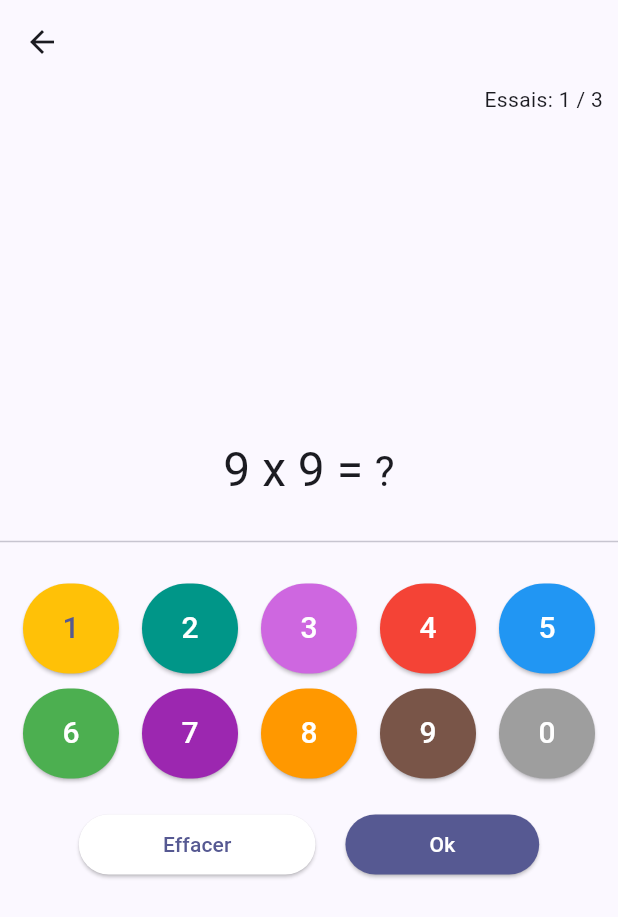
After one commit to ZayenJS/calculs, a Flutter app: the InlineMultiplyScreen screen opened directly, after a tap on "Ok", on a phone screen of 412 x 824 dp. The commit adds this screen. Shown: the top 917 px of the screen. Run offline on Flutter 3.47's test engine with Material 3 defaults, Android fonts, the phone set to English and light mode, and no system bars; our stand-ins replace audioplayers, flutter_riverpod, hive_flutter, image_picker; accounts and stored records are empty.

Commit message:
add multiplications

```diff
--- a/lib/main.dart
+++ b/lib/main.dart
@@ -1,4 +1,5 @@
 import 'package:calculs/model/boxes.dart';
+import 'package:calculs/model/multiplication.dart';
 import 'package:calculs/model/profile.dart';
 import 'package:calculs/repository/profile.dart';
 import 'package:calculs/screens/new_profile.dart';
@@ -13,6 +14,10 @@ void main() async {
   await Hive.initFlutter();
   Hive.registerAdapter(ProfileAdapter());
   profileBox = await Hive.openBox<Profile>(Profile.boxName);
+  Hive.registerAdapter(MultiplicationAdapter());
+  multiplicationsBox =
+      await Hive.openBox<Multiplication>(Multiplication.boxName);
+
   runApp(const ProviderScope(child: MyApp()));
 }
 
--- a/lib/model/boxes.dart
+++ b/lib/model/boxes.dart
@@ -1,3 +1,4 @@
 import 'package:hive_flutter/hive_flutter.dart';
 
 late Box profileBox;
+late Box multiplicationsBox;
--- /dev/null
+++ b/lib/model/multiplication.dart
@@ -0,0 +1,35 @@
+import 'package:hive_flutter/hive_flutter.dart';
+
+part 'multiplication.g.dart';
+
+@HiveType(typeId: 1)
+class Multiplication {
+  static const String boxName = 'multiplicationsBox';
+
+  @HiveField(0)
+  late int firstValue;
+
+  @HiveField(1)
+  late int secondValue;
+
+  @HiveField(2)
+  late int? timeTaken;
+
+  @HiveField(3)
+  late int attempts;
+
+  @HiveField(4)
+  late bool isCorrect;
+
+  @HiveField(5)
+  late DateTime createdAt;
+
+  Multiplication({
+    required this.firstValue,
+    required this.secondValue,
+    this.timeTaken,
+    required this.attempts,
+    required this.isCorrect,
+    required this.createdAt,
+  });
+}
--- /dev/null
+++ b/lib/repository/multiplications.dart
@@ -0,0 +1,36 @@
+import 'package:calculs/model/boxes.dart';
+import 'package:calculs/model/multiplication.dart';
+
+class MultiplicationsRepository {
+  static Future<void> addMultiplication({
+    required int firstValue,
+    required int secondValue,
+    int? timeTaken,
+    required int attempts,
+    required bool isCorrect,
+  }) async {
+    final multiplication = Multiplication(
+      firstValue: firstValue,
+      secondValue: secondValue,
+      attempts: attempts,
+      isCorrect: isCorrect,
+      createdAt: DateTime.now(),
+    );
+
+    final i = await multiplicationsBox.add(multiplication);
+  }
+
+  static Future<int> getTotalMultiplications() async {
+    return multiplicationsBox.length;
+  }
+
+  static Future<int> getCorrectMultiplications() async {
+    int correctCount = 0;
+    for (var multiplication in multiplicationsBox.values) {
+      if (multiplication.isCorrect) {
+        correctCount++;
+      }
+    }
+    return correctCount;
+  }
+}
--- a/lib/repository/profile.dart
+++ b/lib/repository/profile.dart
@@ -47,4 +47,18 @@ class ProfileRepository {
 
     profileBox.putAt(0, profile!);
   }
+
+  static Future<void> incrementMultiplications() async {
+    final profile = profileBox.getAt(0);
+    profile.multiplications++;
+
+    profileBox.putAt(0, profile!);
+  }
+
+  static Future<void> incrementCorrectMultiplications() async {
+    final profile = profileBox.getAt(0);
+    profile.correctMultiplications++;
+
+    profileBox.putAt(0, profile!);
+  }
 }
--- /dev/null
+++ b/lib/screens/multiply/inline_multiply.dart
@@ -0,0 +1,213 @@
+import 'dart:math';
+
+import 'package:audioplayers/audioplayers.dart';
+import 'package:calculs/data/failure.dart';
+import 'package:calculs/data/success.dart';
+import 'package:calculs/providers/multiplication.dart';
+import 'package:calculs/repository/multiplications.dart';
+import 'package:calculs/repository/profile.dart';
+import 'package:calculs/widgets/numbers.dart';
+import 'package:flutter/material.dart';
+import 'package:flutter_riverpod/flutter_riverpod.dart';
+
+class InlineMultiplyScreen extends ConsumerStatefulWidget {
+  const InlineMultiplyScreen({super.key});
+
+  @override
+  ConsumerState<InlineMultiplyScreen> createState() =>
+      _InlineMultiplyScreenState();
+}
+
+class _InlineMultiplyScreenState extends ConsumerState<InlineMultiplyScreen> {
+  String _userInput = "?";
+  final AudioPlayer _player = AudioPlayer();
+  int _attempts = 1;
+  final int _maxAttempts = 3;
+
+  @override
+  Widget build(BuildContext context) {
+    final multiplyState = ref.watch(multiplicationProvider);
+    final result = multiplyState.firstValue * multiplyState.secondValue;
+
+    return Scaffold(
+        appBar: AppBar(
+          title: const Text(""),
+        ),
+        body: Stack(
+          children: [
+            Column(
+              crossAxisAlignment: CrossAxisAlignment.center,
+              mainAxisAlignment: MainAxisAlignment.center,
+              children: [
+                Row(
+                  crossAxisAlignment: CrossAxisAlignment.baseline,
+                  mainAxisAlignment: MainAxisAlignment.center,
+                  textBaseline: TextBaseline.alphabetic,
+                  children: [
+                    Text(
+                      "${multiplyState.firstValue} x ${multiplyState.secondValue} = ",
+                      style: Theme.of(context).textTheme.headlineLarge,
+                    ),
+                    Text(
+                      _userInput,
+                      style: Theme.of(context).textTheme.headlineMedium,
+                    ),
+                  ],
+                ),
+                const SizedBox(height: 20),
+                const Divider(),
+                const SizedBox(height: 20),
+                Numbers(
+                  onPressed: (value) {
+                    setState(() {
+                      if (_userInput.length > 10) {
+                        ScaffoldMessenger.of(context).hideCurrentSnackBar();
+                        ScaffoldMessenger.of(context).showSnackBar(
+                          const SnackBar(
+                            backgroundColor: Colors.red,
+                            content: Text(
+                              "Le nombre est trop long",
+                            ),
+                          ),
+                        );
+
+                        return;
+                      }
+
+                      if (_userInput.contains('?')) {
+                        _userInput = "";
+                      }
+
+                      _userInput += value.toString();
+                    });
+                  },
+                ),
+                const SizedBox(height: 20),
+                Row(
+                  crossAxisAlignment: CrossAxisAlignment.center,
+                  mainAxisAlignment: MainAxisAlignment.center,
+                  children: [
+                    ElevatedButton(
+                      style: ElevatedButton.styleFrom(
+                        backgroundColor:
+                            Theme.of(context).colorScheme.onPrimary,
+                        foregroundColor: Theme.of(context).colorScheme.primary,
+                      ),
+                      onPressed: () {
+                        setState(
+                          () {
+                            _userInput = "?";
+                          },
+                        );
+                      },
+                      child: const Padding(
+                        padding: EdgeInsets.symmetric(horizontal: 32.0),
+                        child: Text('Effacer'),
+                      ),
+                    ),
+                    const SizedBox(width: 20),
+                    ElevatedButton(
+                      style: ElevatedButton.styleFrom(
+                        backgroundColor: Theme.of(context).colorScheme.primary,
+                        foregroundColor:
+                            Theme.of(context).colorScheme.onPrimary,
+                      ),
+                      onPressed: () async {
+                        await ProfileRepository.incrementMultiplications();
+
+                        final isCorrect = int.tryParse(_userInput) == result;
+
+                        if (!context.mounted) {
+                          return;
+                        }
+
+                        if (isCorrect) {
+                          _player.play(AssetSource("audio/success.mp3"));
+                          ScaffoldMessenger.of(context).hideCurrentSnackBar();
+                          ScaffoldMessenger.of(context).showSnackBar(
+                            SnackBar(
+                              backgroundColor: Colors.green,
+                              content: Text(
+                                successMessages[
+                                    Random().nextInt(successMessages.length)],
+                              ),
+                            ),
+                          );
+                          setState(() {
+                            _attempts = 1;
+                            _userInput = "?";
+                            ref
+                                .read(multiplicationProvider.notifier)
+                                .regenerateNumbers();
+                          });
+
+                          MultiplicationsRepository.addMultiplication(
+                            firstValue: firstValue,
+                            secondValue: secondValue,
+                            attempts: _attempts,
+                            isCorrect: isCorrect,
+                          );
+                        } else {
+                          if (_attempts + 1 > _maxAttempts) {
+                            ScaffoldMessenger.of(context).hideCurrentSnackBar();
+                            ScaffoldMessenger.of(context).showSnackBar(
+                              SnackBar(
+                                content: Text(
+                                  "Tu as utilisé tous tes essais ! La réponse était $result. (${multiplyState.firstValue} x ${multiplyState.secondValue} = $result)",
+                                ),
+                              ),
+                            );
+
+                            setState(() {
+                              _attempts = 1;
+                              _userInput = "?";
+                              ref
+                                  .read(multiplicationProvider.notifier)
+                                  .regenerateNumbers();
+                            });
+
+                            MultiplicationsRepository.addMultiplication(
+                              firstValue: firstValue,
+                              secondValue: secondValue,
+                              attempts: _attempts,
+                              isCorrect: isCorrect,
+                            );
+                            return;
+                          }
+
+                          setState(() {
+                            _attempts++;
+                          });
+
+                          _player.play(AssetSource("audio/error.mp3"));
+                          ScaffoldMessenger.of(context).hideCurrentSnackBar();
+                          ScaffoldMessenger.of(context).showSnackBar(
+                            SnackBar(
+                              backgroundColor:
+                                  const Color.fromARGB(255, 214, 100, 100),
+                              content: Text(
+                                failureMessages[
+                                    Random().nextInt(failureMessages.length)],
+                              ),
+                            ),
+                          );
+                        }
+                      },
+                      child: const Padding(
+                        padding: EdgeInsets.symmetric(horizontal: 32.0),
+                        child: Text('Ok'),
+                      ),
+                    ),
+                  ],
+                ),
+              ],
+            ),
+            Positioned(
+              top: 0.0,
+              right: 10.0,
+              child: Text("Essais: $_attempts / $_maxAttempts"),
+            ),
+          ],
+        ));
+  }
+}
--- a/pubspec.yaml
+++ b/pubspec.yaml
@@ -36,15 +36,15 @@ dependencies:
   cupertino_icons: ^1.0.8
   audioplayers: ^6.0.0
   flutter_riverpod: ^2.5.1
-  build_runner: ^2.4.12
   build_verify: ^3.1.0
   image_picker: ^1.1.2
 
   http: any
   hive: ^2.2.3
   hive_flutter: ^1.1.0
+dev_dependencies:
+  build_runner: ^2.4.12
   hive_generator: ^2.0.1
-dev_dependencies:
   flutter_test:
     sdk: flutter
 
```
Also changed, not shown: lib/providers/multiplication.dart (added, +38 -0 lines), lib/screens/multiply/multiply.dart (added, +43 -0 lines), lib/screens/profile.dart (+25 -2 lines), lib/screens/tabs.dart (+7 -12 lines), lib/model/multiplication.g.dart (added), lib/screens/multiply.dart (deleted), pubspec.lock.
